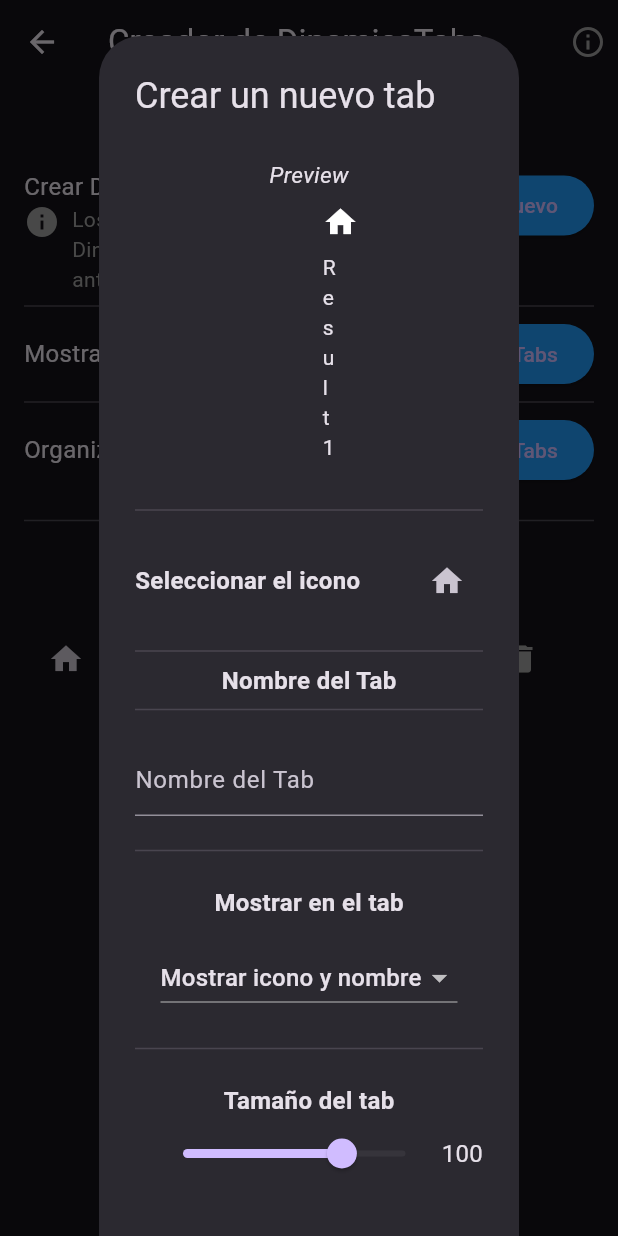
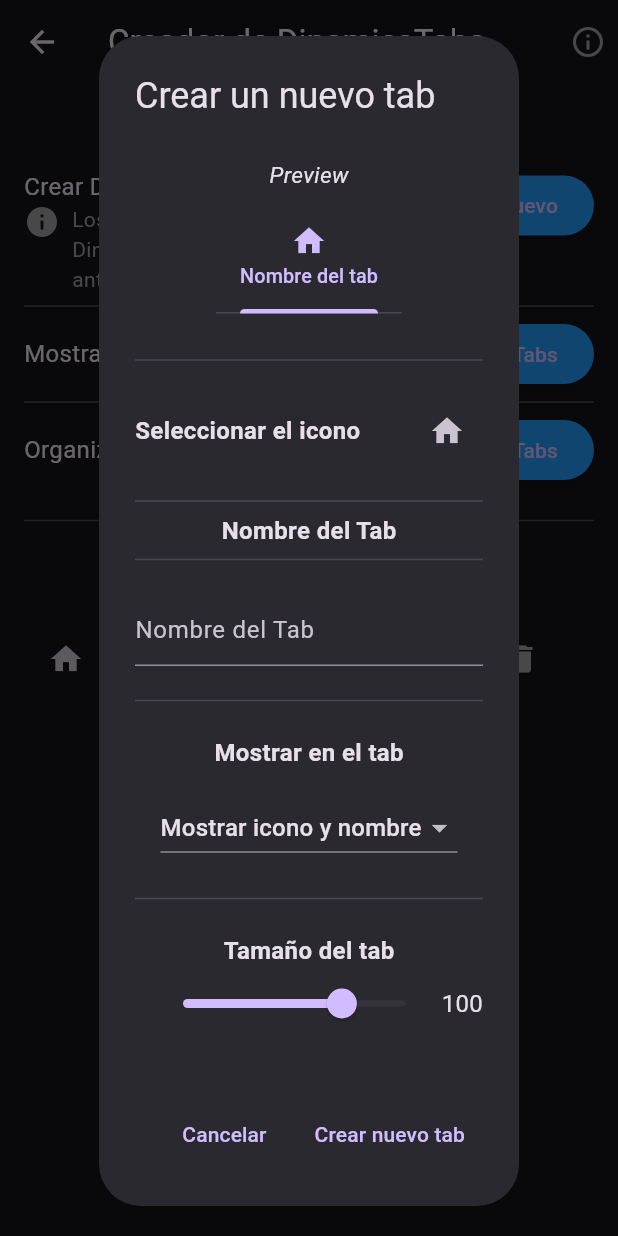
Before and after one commit to MagnoDaza/funciones, a Flutter app: the TabCreatorPage screen opened directly, after a tap on "Nuevo", on a phone screen of 412 x 824 dp. Run offline on Flutter 3.47's test engine with Material 2 defaults, Android fonts, the phone set to English and light mode, and no system bars; our stand-ins replace fluttertoast.

Commit message:
Todo funciona excepto la selección del icono

```diff
--- a/lib/tab_preview.dart
+++ b/lib/tab_preview.dart
@@ -22,34 +22,39 @@ class TabPreview extends StatelessWidget {
     return ValueListenableBuilder<TextEditingValue>(
       valueListenable: textController,
       builder: (context, value, child) {
-        final text = showText ? value.text : null;
+        final text = showText
+            ? (value.text.isEmpty ? 'Nombre del tab' : value.text)
+            : null;
+        final tabIcon = showIcon
+            ? icon
+            : Icons
+                .tab; // Icono predeterminado si no se ha seleccionado ninguno
         final tabWidth = text != null
             ? text.length * 10.0
             : 100.0; // Ajusta el ancho del tab según la longitud del texto
-        return Container(
+        return DefaultTabController(
+          length: 1,
+          child: Container(
             width: tabWidth,
             padding: const EdgeInsets.all(8.0),
-          decoration: BoxDecoration(
-            border: Border.all(color: Colors.black),
-            borderRadius: BorderRadius.circular(5),
-          ),
             child: Column(
               mainAxisSize: MainAxisSize.min,
               children: [
-              if (showIcon) Icon(icon, size: 24),
-              if (showText && showIcon) const SizedBox(height: 8),
-              if (showText)
-                Text(
-                  (text?.isEmpty ?? true) ? 'Result 1' : text!,
-                  style: TextStyle(fontSize: textSize),
-                ),
-              if (showText && text != null && text.isNotEmpty)
-                Container(
-                  height: indicatorSize,
-                  width: double.infinity,
-                  color: Colors.blue,
+                TabBar(
+                  tabs: [
+                    Tab(
+                      icon: showIcon ? Icon(tabIcon, size: 24) : null,
+                      child: showText
+                          ? FittedBox(
+                              fit: BoxFit.scaleDown,
+                              child: Text(text ?? ''),
+                            )
+                          : null,
                     ),
                   ],
+                ),
+              ],
+            ),
           ),
         );
       },
--- a/lib/tab_provider.dart
+++ b/lib/tab_provider.dart
@@ -4,9 +4,18 @@ import 'package:fluttertoast/fluttertoast.dart';
 
 class TabProvider with ChangeNotifier {
   List<TabData> myTabs = [
-    TabData(text: 'Result 1', icon: Icons.home, isDeletable: false)
+    TabData(
+      text: 'Result 1',
+      icon: Icons.home,
+      isDeletable: false,
+      indicatorSize: 'Result 1'
+          .length
+          .toDouble(), // Ajusta el tamaño del indicador al tamaño del texto
+    )
   ];
 
+  // Agrega un ValueNotifier para el ancho del tab
+  ValueNotifier<double> tabWidthNotifier = ValueNotifier<double>(100.0);
   List<TabData> _tempTabs = [];
 
   bool get customNamesEnabled => _customNamesEnabled;
@@ -41,6 +50,14 @@ class TabProvider with ChangeNotifier {
       tabWidth: tabWidth ?? 50.0,
     ));
     notifyListeners();
+    Fluttertoast.showToast(
+      msg: "El largo del indicador del tab activo es ${myTabs.last.textSize}",
+      toastLength: Toast.LENGTH_SHORT,
+      gravity: ToastGravity.BOTTOM,
+    );
+
+    // Actualiza el ValueNotifier con el nuevo ancho del tab
+    tabWidthNotifier.value = myTabs.last.tabWidth;
   }
 
   void updateTab(int index, String name, IconData icon,
```
Also changed, not shown: lib/my_home_page.dart (+13 -10 lines). Lines whose indentation alone changed are shown as unchanged.
